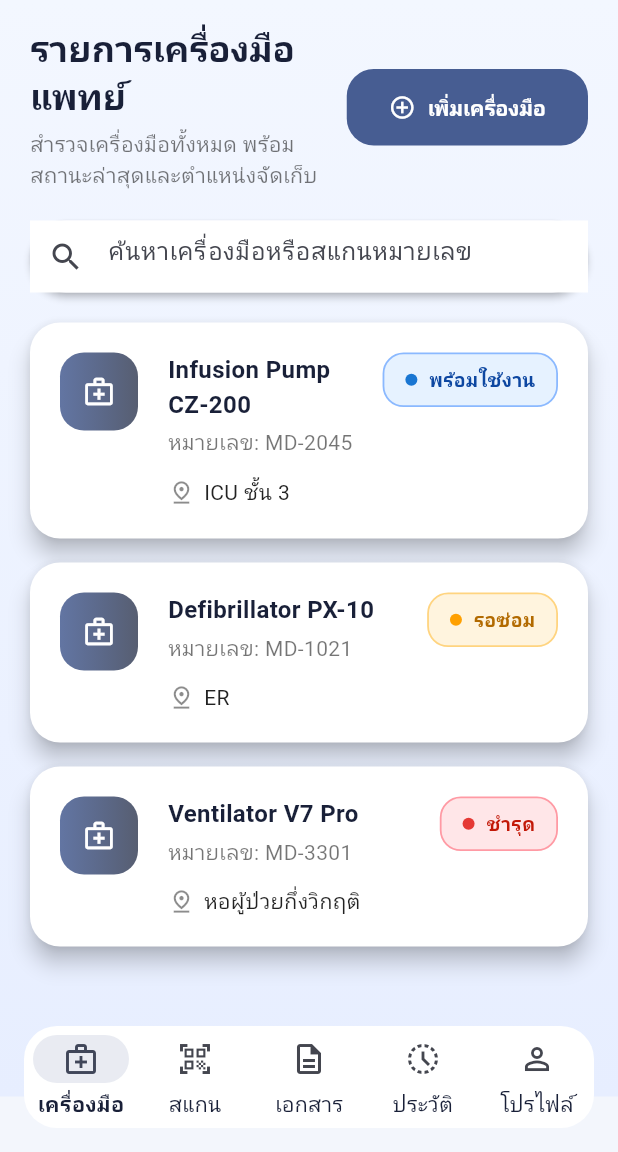
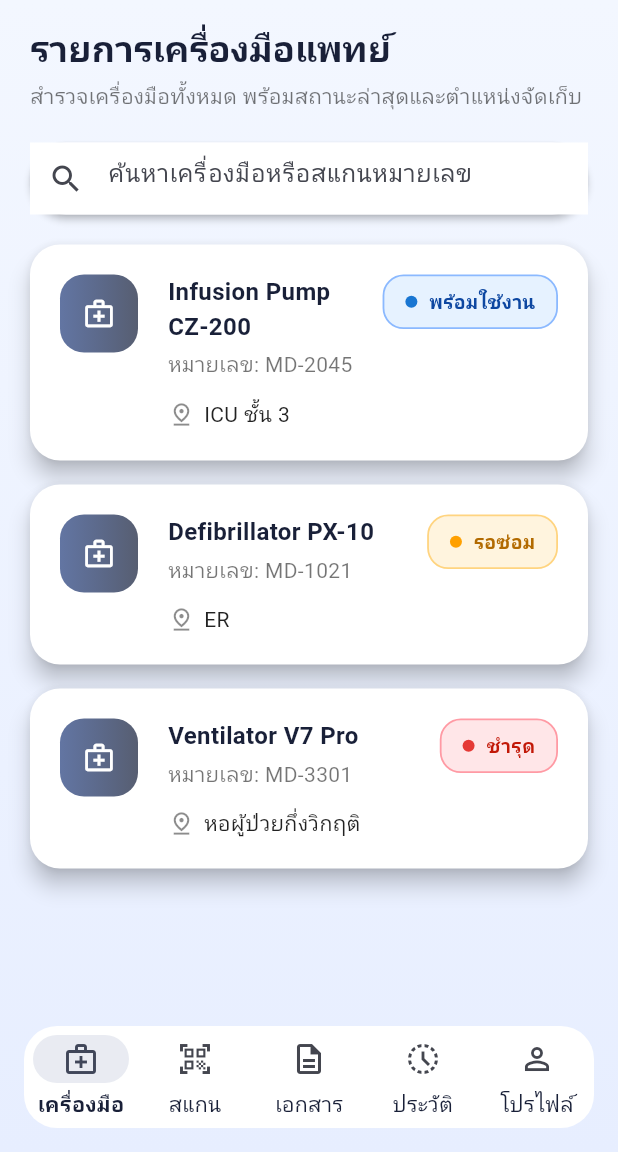
Before and after one commit to Natthakul-rai/medical-device-app, a Flutter app: the _MainShell screen opened directly with empty values, on a phone screen of 412 x 824 dp, the part 84-1236 px from its top. Run offline on Flutter 3.47's test engine with Material 3 defaults, Android fonts, the phone set to English and light mode, and no system bars; Roboto replaces fonts that are missing (Prompt).

Commit message:
Polish Flutter UI layout and permissions

```diff
--- a/bidi_app/lib/src/features/devices/devices_page.dart
+++ b/bidi_app/lib/src/features/devices/devices_page.dart
@@ -14,13 +14,6 @@ class DevicesPage extends StatelessWidget {
     return BidiPageShell(
       title: 'รายการเครื่องมือแพทย์',
       subtitle: 'สำรวจเครื่องมือทั้งหมด พร้อมสถานะล่าสุดและตำแหน่งจัดเก็บ',
-      actions: [
-        FilledButton.icon(
-          onPressed: () {},
-          icon: const Icon(Icons.add_circle_outline),
-          label: const Text('เพิ่มเครื่องมือ'),
-        ),
-      ],
       child: Column(
         children: [
           Material(
--- a/bidi_app/lib/src/widgets/page_shell.dart
+++ b/bidi_app/lib/src/widgets/page_shell.dart
@@ -18,6 +18,8 @@ class BidiPageShell extends StatelessWidget {
 
   @override
   Widget build(BuildContext context) {
+    final effectivePadding = padding.add(const EdgeInsets.only(bottom: 120));
+
     return Container(
       decoration: const BoxDecoration(
         gradient: LinearGradient(
@@ -28,7 +30,7 @@ class BidiPageShell extends StatelessWidget {
       ),
       child: SafeArea(
         child: SingleChildScrollView(
-          padding: padding,
+          padding: effectivePadding,
           child: Column(
             crossAxisAlignment: CrossAxisAlignment.start,
             children: [
```
Also changed, not shown: bidi_app/lib/src/features/documents/documents_page.dart (+0 -7 lines), bidi_app/lib/src/features/profile/profile_page.dart (+22 -12 lines).
